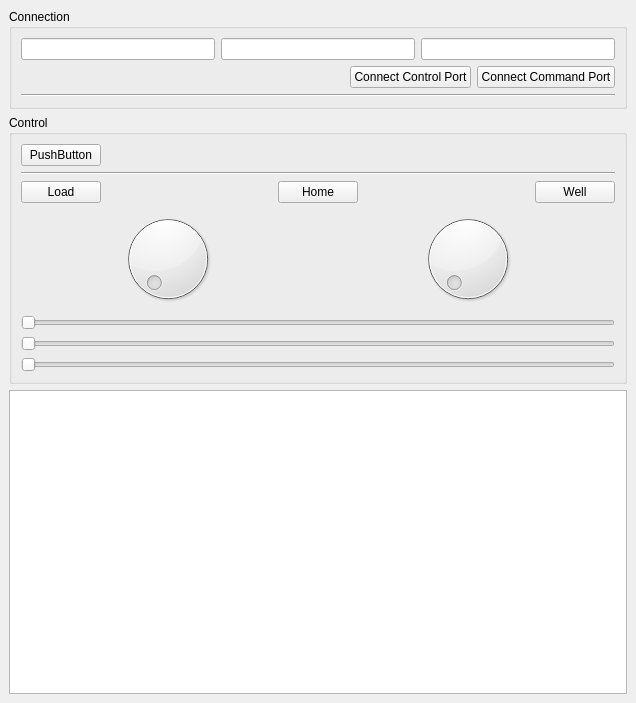
rookidroid/armstrong, file mainwindow.ui: the form before one commit.
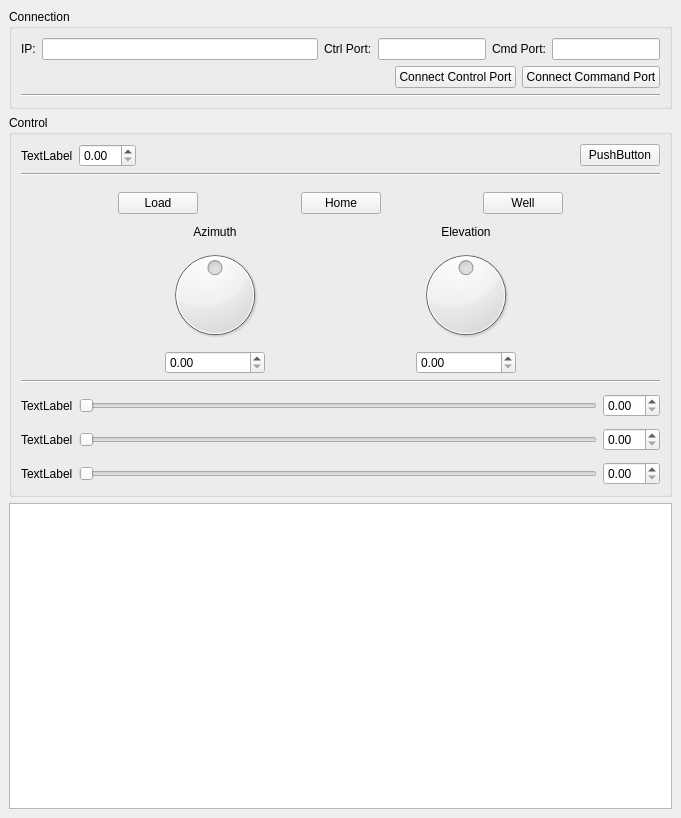
The form after the commit.

Patch:
```diff
--- a/mainwindow.ui
+++ b/mainwindow.ui
@@ -6,8 +6,8 @@
    <rect>
     <x>0</x>
     <y>0</y>
-    <width>636</width>
-    <height>703</height>
+    <width>681</width>
+    <height>818</height>
    </rect>
   </property>
   <property name="windowTitle">
@@ -24,13 +24,54 @@
        <item>
         <layout class="QHBoxLayout" name="horizontalLayout_2">
          <item>
-          <widget class="QLineEdit" name="lineEdit_6"/>
+          <widget class="QLabel" name="label_7">
+           <property name="text">
+            <string>IP:</string>
+           </property>
+          </widget>
+         </item>
+         <item>
+          <widget class="QLineEdit" name="lineEdit_6">
+           <property name="sizePolicy">
+            <sizepolicy hsizetype="Expanding" vsizetype="Fixed">
+             <horstretch>1</horstretch>
+             <verstretch>0</verstretch>
+            </sizepolicy>
+           </property>
+           <property name="sizeIncrement">
+            <size>
+             <width>0</width>
+             <height>0</height>
+            </size>
+           </property>
+          </widget>
+         </item>
+         <item>
+          <widget class="QLabel" name="label_8">
+           <property name="text">
+            <string>Ctrl Port:</string>
+           </property>
+          </widget>
          </item>
          <item>
           <widget class="QLineEdit" name="lineEdit_3"/>
          </item>
          <item>
-          <widget class="QLineEdit" name="lineEdit"/>
+          <widget class="QLabel" name="label_9">
+           <property name="text">
+            <string>Cmd Port:</string>
+           </property>
+          </widget>
+         </item>
+         <item>
+          <widget class="QLineEdit" name="lineEdit">
+           <property name="sizePolicy">
+            <sizepolicy hsizetype="Expanding" vsizetype="Fixed">
+             <horstretch>0</horstretch>
+             <verstretch>0</verstretch>
+            </sizepolicy>
+           </property>
+          </widget>
          </item>
         </layout>
        </item>
@@ -83,6 +124,29 @@
       <layout class="QVBoxLayout" name="verticalLayout_3">
        <item>
         <layout class="QHBoxLayout" name="horizontalLayout_6">
+         <item>
+          <widget class="QLabel" name="label_6">
+           <property name="text">
+            <string>TextLabel</string>
+           </property>
+          </widget>
+         </item>
+         <item>
+          <widget class="QDoubleSpinBox" name="doubleSpinBox_6"/>
+         </item>
+         <item>
+          <spacer name="horizontalSpacer_6">
+           <property name="orientation">
+            <enum>Qt::Horizontal</enum>
+           </property>
+           <property name="sizeHint" stdset="0">
+            <size>
+             <width>40</width>
+             <height>20</height>
+            </size>
+           </property>
+          </spacer>
+         </item>
          <item>
           <widget class="QPushButton" name="pushButton_8">
            <property name="text">
@@ -90,19 +154,6 @@
            </property>
           </widget>
          </item>
-         <item>
-          <spacer name="horizontalSpacer_6">
-           <property name="orientation">
-            <enum>Qt::Horizontal</enum>
-           </property>
-           <property name="sizeHint" stdset="0">
-            <size>
-             <width>40</width>
-             <height>20</height>
-            </size>
-           </property>
-          </spacer>
-         </item>
         </layout>
        </item>
        <item>
@@ -112,8 +163,37 @@
          </property>
         </widget>
        </item>
+       <item>
+        <spacer name="verticalSpacer_5">
+         <property name="orientation">
+          <enum>Qt::Vertical</enum>
+         </property>
+         <property name="sizeType">
+          <enum>QSizePolicy::Fixed</enum>
+         </property>
+         <property name="sizeHint" stdset="0">
+          <size>
+           <width>20</width>
+           <height>10</height>
+          </size>
+         </property>
+        </spacer>
+       </item>
        <item>
         <layout class="QHBoxLayout" name="horizontalLayout_3">
+         <item>
+          <spacer name="horizontalSpacer_8">
+           <property name="orientation">
+            <enum>Qt::Horizontal</enum>
+           </property>
+           <property name="sizeHint" stdset="0">
+            <size>
+             <width>40</width>
+             <height>20</height>
+            </size>
+           </property>
+          </spacer>
+         </item>
          <item>
           <widget class="QPushButton" name="pushButton_6">
            <property name="text">
@@ -161,38 +241,266 @@
            </property>
           </widget>
          </item>
+         <item>
+          <spacer name="horizontalSpacer_9">
+           <property name="orientation">
+            <enum>Qt::Horizontal</enum>
+           </property>
+           <property name="sizeHint" stdset="0">
+            <size>
+             <width>40</width>
+             <height>20</height>
+            </size>
+           </property>
+          </spacer>
+         </item>
         </layout>
        </item>
+       <item>
+        <spacer name="verticalSpacer_4">
+         <property name="orientation">
+          <enum>Qt::Vertical</enum>
+         </property>
+         <property name="sizeType">
+          <enum>QSizePolicy::Fixed</enum>
+         </property>
+         <property name="sizeHint" stdset="0">
+          <size>
+           <width>20</width>
+           <height>5</height>
+          </size>
+         </property>
+        </spacer>
+       </item>
        <item>
         <layout class="QHBoxLayout" name="horizontalLayout">
          <item>
-          <widget class="QDial" name="dial_2"/>
+          <spacer name="horizontalSpacer_5">
+           <property name="orientation">
+            <enum>Qt::Horizontal</enum>
+           </property>
+           <property name="sizeHint" stdset="0">
+            <size>
+             <width>40</width>
+             <height>20</height>
+            </size>
+           </property>
+          </spacer>
          </item>
          <item>
-          <widget class="QDial" name="dial"/>
+          <layout class="QVBoxLayout" name="verticalLayout_4">
+           <item>
+            <widget class="QLabel" name="label">
+             <property name="text">
+              <string>Azimuth</string>
+             </property>
+             <property name="alignment">
+              <set>Qt::AlignCenter</set>
+             </property>
+            </widget>
+           </item>
+           <item>
+            <widget class="QDial" name="dial_2">
+             <property name="sizePolicy">
+              <sizepolicy hsizetype="Preferred" vsizetype="Preferred">
+               <horstretch>0</horstretch>
+               <verstretch>0</verstretch>
+              </sizepolicy>
+             </property>
+             <property name="minimum">
+              <number>-90</number>
+             </property>
+             <property name="maximum">
+              <number>90</number>
+             </property>
+             <property name="notchTarget">
+              <double>0.000000000000000</double>
+             </property>
+            </widget>
+           </item>
+           <item>
+            <widget class="QDoubleSpinBox" name="doubleSpinBox"/>
+           </item>
+          </layout>
          </item>
+         <item>
+          <spacer name="horizontalSpacer_2">
+           <property name="orientation">
+            <enum>Qt::Horizontal</enum>
+           </property>
+           <property name="sizeHint" stdset="0">
+            <size>
+             <width>40</width>
+             <height>20</height>
+            </size>
+           </property>
+          </spacer>
+         </item>
+         <item>
+          <layout class="QVBoxLayout" name="verticalLayout_5">
+           <item>
+            <widget class="QLabel" name="label_2">
+             <property name="text">
+              <string>Elevation</string>
+             </property>
+             <property name="alignment">
+              <set>Qt::AlignCenter</set>
+             </property>
+            </widget>
+           </item>
+           <item>
+            <widget class="QDial" name="dial">
+             <property name="minimum">
+              <number>-40</number>
+             </property>
+             <property name="maximum">
+              <number>40</number>
+             </property>
+             <property name="orientation">
+              <enum>Qt::Horizontal</enum>
+             </property>
+             <property name="notchTarget">
+              <double>0.000000000000000</double>
+             </property>
+            </widget>
+           </item>
+           <item>
+            <widget class="QDoubleSpinBox" name="doubleSpinBox_2"/>
+           </item>
+          </layout>
+         </item>
+         <item>
+          <spacer name="horizontalSpacer_7">
+           <property name="orientation">
+            <enum>Qt::Horizontal</enum>
+           </property>
+           <property name="sizeHint" stdset="0">
+            <size>
+             <width>40</width>
+             <height>20</height>
+            </size>
+           </property>
+          </spacer>
+         </item>
         </layout>
        </item>
        <item>
-        <widget class="QSlider" name="horizontalSlider_2">
+        <widget class="Line" name="line_3">
          <property name="orientation">
           <enum>Qt::Horizontal</enum>
          </property>
         </widget>
        </item>
        <item>
-        <widget class="QSlider" name="horizontalSlider_3">
+        <spacer name="verticalSpacer">
          <property name="orientation">
-          <enum>Qt::Horizontal</enum>
+          <enum>Qt::Vertical</enum>
          </property>
-        </widget>
+         <property name="sizeType">
+          <enum>QSizePolicy::Fixed</enum>
+         </property>
+         <property name="sizeHint" stdset="0">
+          <size>
+           <width>20</width>
+           <height>5</height>
+          </size>
+         </property>
+        </spacer>
        </item>
        <item>
-        <widget class="QSlider" name="horizontalSlider">
+        <layout class="QHBoxLayout" name="horizontalLayout_5">
+         <item>
+          <widget class="QLabel" name="label_3">
+           <property name="text">
+            <string>TextLabel</string>
+           </property>
+          </widget>
+         </item>
+         <item>
+          <widget class="QSlider" name="horizontalSlider_2">
+           <property name="orientation">
+            <enum>Qt::Horizontal</enum>
+           </property>
+          </widget>
+         </item>
+         <item>
+          <widget class="QDoubleSpinBox" name="doubleSpinBox_3"/>
+         </item>
+        </layout>
+       </item>
+       <item>
+        <spacer name="verticalSpacer_2">
          <property name="orientation">
-          <enum>Qt::Horizontal</enum>
+          <enum>Qt::Vertical</enum>
          </property>
-        </widget>
+         <property name="sizeType">
+          <enum>QSizePolicy::Fixed</enum>
+         </property>
+         <property name="sizeHint" stdset="0">
+          <size>
+           <width>20</width>
+           <height>5</height>
+          </size>
+         </property>
+        </spacer>
+       </item>
+       <item>
+        <layout class="QHBoxLayout" name="horizontalLayout_7">
+         <item>
+          <widget class="QLabel" name="label_4">
+           <property name="text">
+            <string>TextLabel</string>
+           </property>
+          </widget>
+         </item>
+         <item>
+          <widget class="QSlider" name="horizontalSlider_3">
+           <property name="orientation">
+            <enum>Qt::Horizontal</enum>
+           </property>
+          </widget>
+         </item>
+         <item>
+          <widget class="QDoubleSpinBox" name="doubleSpinBox_4"/>
+         </item>
+        </layout>
+       </item>
+       <item>
+        <spacer name="verticalSpacer_3">
+         <property name="orientation">
+          <enum>Qt::Vertical</enum>
+         </property>
+         <property name="sizeType">
+          <enum>QSizePolicy::Fixed</enum>
+         </property>
+         <property name="sizeHint" stdset="0">
+          <size>
+           <width>20</width>
+           <height>5</height>
+          </size>
+         </property>
+        </spacer>
+       </item>
+       <item>
+        <layout class="QHBoxLayout" name="horizontalLayout_8">
+         <item>
+          <widget class="QLabel" name="label_5">
+           <property name="text">
+            <string>TextLabel</string>
+           </property>
+          </widget>
+         </item>
+         <item>
+          <widget class="QSlider" name="horizontalSlider">
+           <property name="orientation">
+            <enum>Qt::Horizontal</enum>
+           </property>
+          </widget>
+         </item>
+         <item>
+          <widget class="QDoubleSpinBox" name="doubleSpinBox_5"/>
+         </item>
+        </layout>
        </item>
       </layout>
      </widget>
```
Left out of the diff: 2 changed lines with no effect on the pictures.
